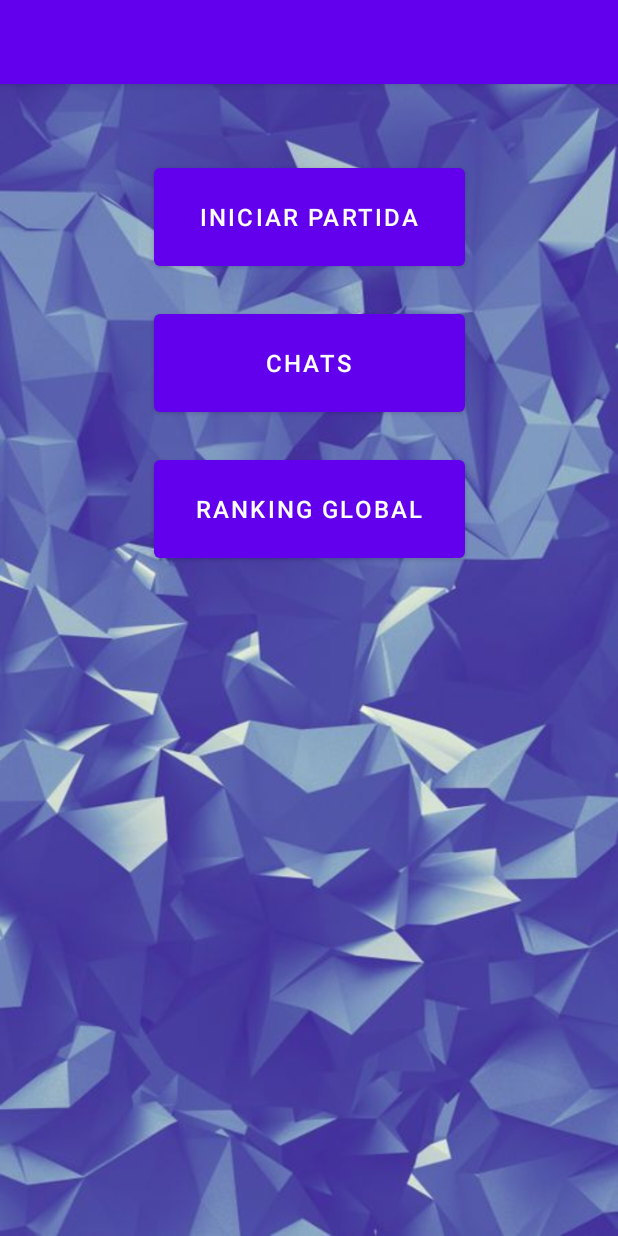
After one commit to MikelArinaMarcos/dsaProjectG6, an Android app: the PrincipalActivity screen opened directly, with no data from a screen before it, on a phone screen of 412 x 824 dp. The commit adds this screen. Run offline under Robolectric (Android 15) with nearby library versions, the phone set to English and light mode, and no system bars; Roboto replaces fonts that are not available here.

Commit message:
Actualización de la URL, añadida layout principal

```diff
--- a/app/src/main/AndroidManifest.xml
+++ b/app/src/main/AndroidManifest.xml
@@ -2,7 +2,7 @@
 <manifest xmlns:android="http://schemas.android.com/apk/res/android"
     xmlns:tools="http://schemas.android.com/tools">
 
-    <uses-permission android:name="android.permission.INTERNET"/>
+    <uses-permission android:name="android.permission.INTERNET" />
 
     <application
         android:allowBackup="true"
@@ -14,6 +14,13 @@
         android:supportsRtl="true"
         android:theme="@style/Theme.AppProyecto"
         tools:targetApi="31">
+        <activity
+            android:name=".PrincipalActivity"
+            android:exported="false">
+            <meta-data
+                android:name="android.app.lib_name"
+                android:value="" />
+        </activity>
         <activity
             android:name=".RegisterActivity"
             android:exported="false">
--- a/app/src/main/java/com/example/appproyecto/LoginActivity.java
+++ b/app/src/main/java/com/example/appproyecto/LoginActivity.java
@@ -2,6 +2,7 @@ package com.example.appproyecto;
 
 import androidx.appcompat.app.AppCompatActivity;
 
+import android.content.Intent;
 import android.os.Bundle;
 import android.view.View;
 import android.widget.Button;
@@ -34,9 +35,6 @@ public class LoginActivity extends AppCompatActivity {
         LoginButton.setOnClickListener(new View.OnClickListener() {
             @Override
             public void onClick(View view) {
-                //startActivity(new Intent(LoginActivity.this, PrincipalActivity.class));
-                //Snackbar mySnackbar = Snackbar.make(view, "Intentado Iniciar Sessión", BaseTransientBottomBar.LENGTH_SHORT);
-
                 Swagger swagger = Swagger.retrofit.create(Swagger.class);
                 //String mail = mail.getText().toString();
                 //String password = password.getText().toString();
@@ -46,6 +44,7 @@ public class LoginActivity extends AppCompatActivity {
                     public void onResponse(Call<Users> call, Response<Users> response) {
                         Snackbar mySnackbar = Snackbar.make(view, "Inicio de Sesion correcto", BaseTransientBottomBar.LENGTH_SHORT);
                         mySnackbar.show();
+                        startActivity(new Intent(LoginActivity.this, PrincipalActivity.class));
                     }
                     @Override
                     public void onFailure(Call<Users> call, Throwable t) {
--- /dev/null
+++ b/app/src/main/java/com/example/appproyecto/PrincipalActivity.java
@@ -0,0 +1,14 @@
+package com.example.appproyecto;
+
+import androidx.appcompat.app.AppCompatActivity;
+
+import android.os.Bundle;
+
+public class PrincipalActivity extends AppCompatActivity {
+
+    @Override
+    protected void onCreate(Bundle savedInstanceState) {
+        super.onCreate(savedInstanceState);
+        setContentView(R.layout.activity_principal);
+    }
+}
--- a/app/src/main/java/com/example/appproyecto/RetrofitClient.java
+++ b/app/src/main/java/com/example/appproyecto/RetrofitClient.java
@@ -26,4 +26,5 @@ public class RetrofitClient {
     public Swagger getMyApi() {
         return myApi;
     }
+
 }
--- a/app/src/main/java/com/example/appproyecto/modelo/Swagger.java
+++ b/app/src/main/java/com/example/appproyecto/modelo/Swagger.java
@@ -12,9 +12,9 @@ import retrofit2.http.POST;
 
 public interface Swagger {
 
-    String URL = "http://localhost:8080/swagger/";
+    String URL = "http://localhost:8080/dsaApp/";
 
-    @POST("/login")
+    @POST("/juego/login")
     @FormUrlEncoded
     Call<Users> getPosts(@Field("password") String password,
                          @Field("mail") String mail);
--- /dev/null
+++ b/app/src/main/res/layout/activity_principal.xml
@@ -0,0 +1,44 @@
+<?xml version="1.0" encoding="utf-8"?>
+<androidx.constraintlayout.widget.ConstraintLayout xmlns:android="http://schemas.android.com/apk/res/android"
+    xmlns:app="http://schemas.android.com/apk/res-auto"
+    xmlns:tools="http://schemas.android.com/tools"
+    android:layout_width="match_parent"
+    android:layout_height="match_parent"
+    android:background="@drawable/fondo3"
+    tools:context=".PrincipalActivity">
+
+    <Button
+        android:id="@+id/button3"
+        android:layout_width="207dp"
+        android:layout_height="77dp"
+        android:layout_marginTop="20dp"
+        android:text="Ranking Global"
+        android:textSize="16sp"
+        app:layout_constraintEnd_toEndOf="parent"
+        app:layout_constraintStart_toStartOf="parent"
+        app:layout_constraintTop_toBottomOf="@+id/button2" />
+
+    <Button
+        android:id="@+id/button2"
+        android:layout_width="207dp"
+        android:layout_height="77dp"
+        android:layout_marginTop="20dp"
+        android:text="Chats"
+        android:textSize="16sp"
+        app:layout_constraintEnd_toEndOf="parent"
+        app:layout_constraintStart_toStartOf="parent"
+        app:layout_constraintTop_toBottomOf="@+id/button" />
+
+    <Button
+        android:id="@+id/button"
+        android:layout_width="207dp"
+        android:layout_height="77dp"
+        android:layout_marginTop="50dp"
+        android:text="Iniciar Partida"
+        android:textSize="16sp"
+        app:iconTint="@color/white"
+        app:layout_constraintEnd_toEndOf="parent"
+        app:layout_constraintStart_toStartOf="parent"
+        app:layout_constraintTop_toTopOf="parent"
+        app:rippleColor="#00FFFFFF" />
+</androidx.constraintlayout.widget.ConstraintLayout>
```
